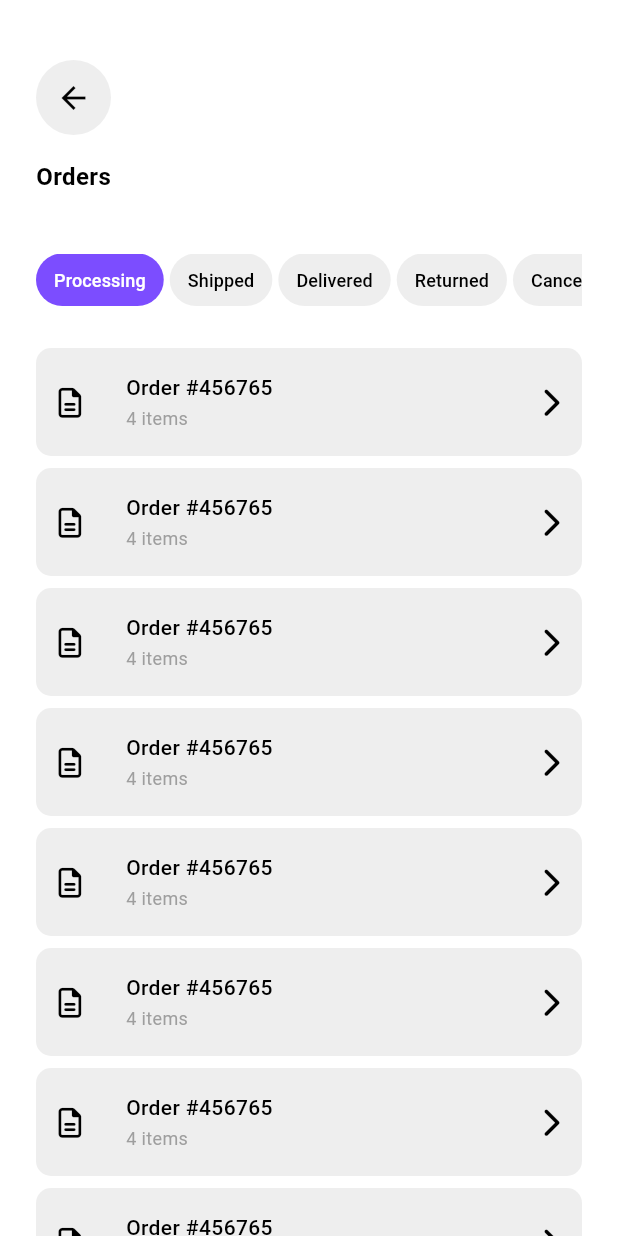
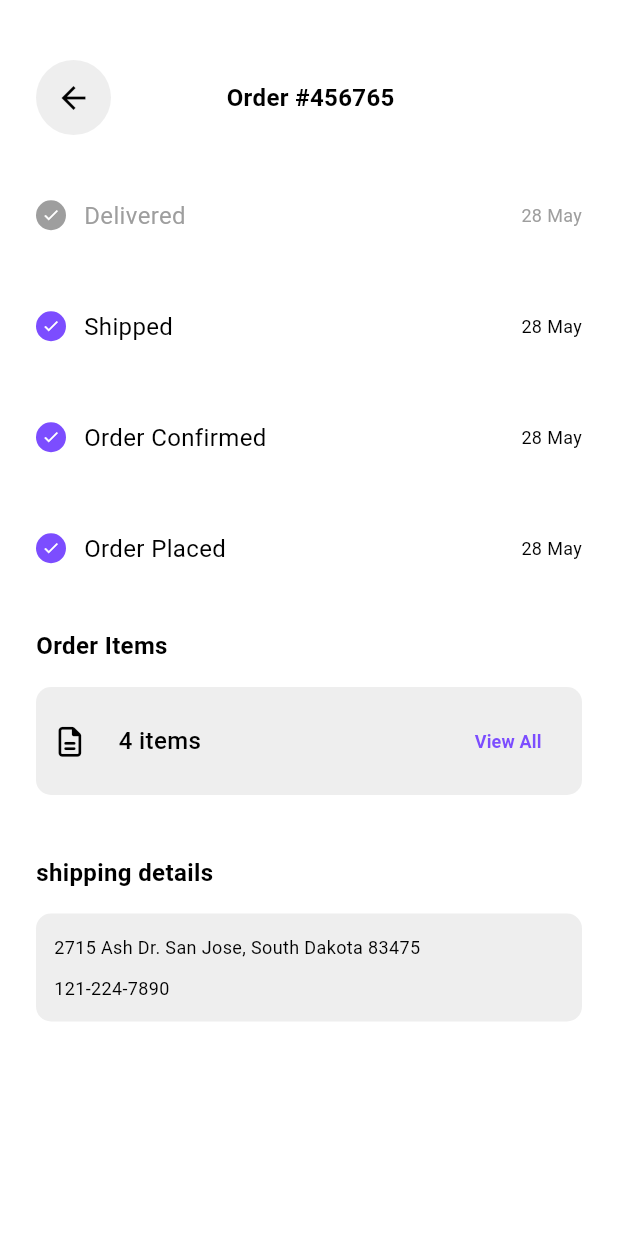
Before and after one commit to dokhy5/colt, a Flutter app: the OrdersView screen opened directly, after a tap on "Order #456765", on a phone screen of 412 x 824 dp. Run offline on Flutter 3.47's test engine with Material 3 defaults, Android fonts, the phone set to English and light mode, and no system bars; our stand-ins replace awesome_bottom_bar, dio, dropdown_button2, font_awesome_flutter, go_router.

Commit message:
Add order information view and related widgets; implement OrderStepsList, OrderStepItem, ShippingDetails, and OrderItems

```diff
--- /dev/null
+++ b/lib/Features/orders/presentation/views/order_information_view.dart
@@ -0,0 +1,15 @@
+import 'package:colt_shop/Features/orders/presentation/views/widgets/order_information_view_body.dart';
+import 'package:flutter/material.dart';
+
+class OrderInformationView extends StatelessWidget {
+  const OrderInformationView({super.key});
+
+  @override
+  Widget build(BuildContext context) {
+    return const Scaffold(
+      body: SafeArea(
+        child: OrderInformationViewBody(),
+      ),
+    );
+  }
+}
--- a/lib/Features/orders/presentation/views/orders_view.dart
+++ b/lib/Features/orders/presentation/views/orders_view.dart
@@ -1,4 +1,4 @@
-import 'package:colt_shop/Features/orders/presentation/views/widgets/Orders_view_body.dart';
+import 'package:colt_shop/Features/orders/presentation/views/widgets/orders_view_body.dart';
 import 'package:flutter/material.dart';
 
 class OrdersView extends StatelessWidget {
--- a/lib/Features/orders/presentation/views/widgets/Orders_view_body.dart
+++ b/lib/Features/orders/presentation/views/widgets/Orders_view_body.dart
@@ -1,15 +1,7 @@
 import 'package:colt_shop/Features/orders/presentation/views/widgets/order_listview.dart';
 import 'package:colt_shop/Features/orders/presentation/views/widgets/order_listview_item.dart';
 import 'package:colt_shop/Features/orders/presentation/views/widgets/order_status_row.dart';
-import 'package:colt_shop/core/utils/app_router.dart';
-import 'package:colt_shop/core/utils/assets.dart';
-import 'package:colt_shop/core/widgets/button_back_custom.dart';
-import 'package:colt_shop/core/widgets/custom_button.dart';
 import 'package:flutter/material.dart';
-import 'package:font_awesome_flutter/font_awesome_flutter.dart';
-import 'package:get/get.dart';
-import 'package:go_router/go_router.dart';
-
 class OrdersViewBody extends StatefulWidget {
   const OrdersViewBody({super.key});
 
@@ -45,12 +37,10 @@ class _OrdersViewBodyState extends State<OrdersViewBody> {
           const SizedBox(
             height: 40,
           ),
-          const ButtonBackCustom(),
-          const SizedBox(
-            height: 16,
-          ),
+
           const Text(
             'Orders',
+            textAlign: TextAlign.center,
             style: TextStyle(
               fontSize: 16,
               fontWeight: FontWeight.bold,
@@ -63,7 +53,7 @@ class _OrdersViewBodyState extends State<OrdersViewBody> {
           // Add order status row and pass the callback function
           OrderStatusRow(onSelect: _onSelect), // Adjusted to pass callback
           const SizedBox(
-            height: 20,
+            height: 24,
           ),
           // Add a scrollable content section with a properly constrained height
           Expanded(
--- /dev/null
+++ b/lib/Features/orders/presentation/views/widgets/order_information_view_body.dart
@@ -0,0 +1,76 @@
+import 'package:colt_shop/Features/orders/presentation/views/widgets/shipping_details.dart';
+import 'package:colt_shop/core/widgets/button_back_custom.dart';
+import 'package:flutter/material.dart';
+import 'order_items.dart';
+import 'order_steps_list.dart';
+
+class OrderInformationViewBody extends StatelessWidget {
+  const OrderInformationViewBody({super.key});
+
+  @override
+  Widget build(BuildContext context) {
+    return Padding(
+      padding: const EdgeInsets.symmetric(horizontal: 24.0),
+      child: Column(
+        mainAxisAlignment: MainAxisAlignment.start,
+        crossAxisAlignment: CrossAxisAlignment.stretch,
+        children: [
+          const SizedBox(
+            height: 40,
+          ),
+          Row(
+            mainAxisAlignment: MainAxisAlignment.spaceBetween,
+            children: [
+              ButtonBackCustom(),
+              const Text(
+                'Order #456765',
+                textAlign: TextAlign.center,
+                style: TextStyle(
+                  fontSize: 16,
+                  fontWeight: FontWeight.bold,
+                  color: Colors.black,
+                ),
+              ),
+              const SizedBox(width: 48),
+            ],
+          ),
+          const SizedBox(
+            height: 42,
+          ),
+          const OrderStepsList(
+            steps: [
+              {'title': 'Delivered', 'date': '28 May', 'done': false},
+              {'title': 'Shipped', 'date': '28 May', 'done': true},
+              {'title': 'Order Confirmed', 'date': '28 May', 'done': true},
+              {'title': 'Order Placed', 'date': '28 May', 'done': true},
+            ],
+          ),
+          SizedBox(
+            height: 42,
+          ),
+          Text(
+            'Order Items',
+            style: TextStyle(
+                fontSize: 16, fontWeight: FontWeight.bold, color: Colors.black),
+          ),
+          SizedBox(
+            height: 16,
+          ),
+          OrderItems(),
+          const SizedBox(
+            height: 40,
+          ),
+          Text('shipping details',
+              style: TextStyle(
+                  fontSize: 16,
+                  fontWeight: FontWeight.bold,
+                  color: Colors.black)),
+          SizedBox(
+            height: 16,
+          ),
+          ShippingDetails(),
+        ],
+      ),
+    );
+  }
+}
--- /dev/null
+++ b/lib/Features/orders/presentation/views/widgets/order_items.dart
@@ -0,0 +1,56 @@
+
+import 'package:flutter/material.dart';
+import 'package:font_awesome_flutter/font_awesome_flutter.dart';
+
+class OrderItems extends StatelessWidget {
+  const OrderItems({super.key});
+
+  @override
+  Widget build(BuildContext context) {
+    return Container(
+      height: 72,
+      width: double.infinity,
+      decoration: BoxDecoration(
+        color: Colors.grey[200],
+        borderRadius: BorderRadius.circular(10),
+      ),
+      child: Row(
+        children: [
+          const Padding(
+            padding: EdgeInsets.all(15),
+            child: FaIcon(
+              FontAwesomeIcons.fileLines,
+              size: 20,
+              color: Colors.black,
+            ),
+          ),
+          SizedBox(
+            width: 10,
+          ),
+          Text(
+            '4 items',
+            style: TextStyle(
+                fontSize: 16, color: Colors.black, fontWeight: FontWeight.w500),
+          ),
+          const Spacer(),
+          TextButton(
+            onPressed: () {},
+            style: ButtonStyle(
+              overlayColor: WidgetStateProperty.all(Colors.transparent),
+  ),
+            child: Text(
+              'View All',
+              style: TextStyle(
+                  fontSize: 12,
+                  color: Colors.deepPurpleAccent,
+                  fontWeight: FontWeight.bold),
+            ),
+          ),
+          SizedBox(
+            width: 15,
+          )
+        ],
+      ),
+    );
+  }
+}
--- a/lib/Features/orders/presentation/views/widgets/order_listview_item.dart
+++ b/lib/Features/orders/presentation/views/widgets/order_listview_item.dart
@@ -1,5 +1,7 @@
+import 'package:colt_shop/core/utils/app_router.dart';
 import 'package:flutter/material.dart';
 import 'package:font_awesome_flutter/font_awesome_flutter.dart';
+import 'package:go_router/go_router.dart';
 
 class OrderListviewItem extends StatelessWidget {
   const OrderListviewItem({super.key});
@@ -8,7 +10,7 @@ class OrderListviewItem extends StatelessWidget {
   Widget build(BuildContext context) {
     return GestureDetector(
       onTap: () {
-        // Define your action here
+        GoRouter.of(context).push(AppRouter.kOrderInformation);
       },
       child: Container(
         height: 72,
--- /dev/null
+++ b/lib/Features/orders/presentation/views/widgets/order_step_item.dart
@@ -0,0 +1,50 @@
+
+import 'package:flutter/material.dart';
+
+class OrderStepItem extends StatelessWidget {
+  final String title;
+  final String date;
+  final bool isDone;
+
+  const OrderStepItem({
+    super.key,
+    required this.title,
+    required this.date,
+    required this.isDone,
+  });
+
+  @override
+  Widget build(BuildContext context) {
+    final textColor = isDone ? Colors.black : Colors.grey;
+
+    return Row(
+      children: [
+        CircleAvatar(
+          radius: 10,
+          backgroundColor: isDone ? Colors.deepPurpleAccent : Colors.grey,
+          child: const Icon(
+            Icons.check,
+            size: 12,
+            color: Colors.white,
+          ),
+        ),
+        const SizedBox(width: 12),
+        Text(
+          title,
+          style: TextStyle(
+            fontSize: 16,
+            color: textColor,
+          ),
+        ),
+        const Spacer(),
+        Text(
+          date,
+          style: TextStyle(
+            fontSize: 12,
+            color: textColor,
+          ),
+        ),
+      ],
+    );
+  }
+}
--- /dev/null
+++ b/lib/Features/orders/presentation/views/widgets/order_steps_list.dart
@@ -0,0 +1,29 @@
+import 'package:flutter/material.dart';
+
+import 'order_step_item.dart';
+
+class OrderStepsList extends StatelessWidget {
+  final List<Map<String, dynamic>> steps;
+
+  const OrderStepsList({super.key, required this.steps});
+
+  @override
+  Widget build(BuildContext context) {
+    return Column(
+      children: steps.asMap().entries.map((entry) {
+        final index = entry.key;
+        final step = entry.value;
+        return Column(
+          children: [
+            OrderStepItem(
+              title: step['title'] as String,
+              date: step['date'] as String,
+              isDone: step['done'] as bool,
+            ),
+            if (index < steps.length - 1) const SizedBox(height: 51),
+          ],
+        );
+      }).toList(),
+    );
+  }
+}
--- /dev/null
+++ b/lib/Features/orders/presentation/views/widgets/shipping_details.dart
@@ -0,0 +1,41 @@
+import 'package:flutter/material.dart';
+
+class ShippingDetails extends StatelessWidget {
+  const ShippingDetails({super.key});
+
+  @override
+  Widget build(BuildContext context) {
+    return Container(
+      height: 72,
+      width: double.infinity,
+      decoration: BoxDecoration(
+        color: Colors.grey[200],
+        borderRadius: BorderRadius.circular(10),
+      ),
+      child: Padding(
+        padding: const EdgeInsets.only(left: 12.0),
+        child: Column(
+          crossAxisAlignment: CrossAxisAlignment.stretch,
+          mainAxisAlignment: MainAxisAlignment.center,
+          children: [
+            Text(
+              '2715 Ash Dr. San Jose, South Dakota 83475',
+              maxLines: 1,
+              overflow: TextOverflow.ellipsis,
+              style: TextStyle(fontSize: 12, color: Colors.black),
+            ),
+            const SizedBox(
+              height: 10,
+            ),
+            Text(
+              '121-224-7890',
+              maxLines: 1,
+              overflow: TextOverflow.ellipsis,
+              style: TextStyle(fontSize: 12, color: Colors.black),
+            ),
+          ],
+        ),
+      ),
+    );
+  }
+}
--- a/lib/core/utils/app_router.dart
+++ b/lib/core/utils/app_router.dart
@@ -2,6 +2,7 @@ import 'package:colt_shop/Features/Splash/presentation/views/splash_view.dart';
 import 'package:colt_shop/Features/home_page/presentation/views/categories_item_view.dart';
 import 'package:colt_shop/Features/home_page/presentation/views/categories_view.dart';
 import 'package:colt_shop/Features/home_page/presentation/views/home_view.dart';
+import 'package:colt_shop/Features/orders/presentation/views/order_information_view.dart';
 import 'package:colt_shop/Features/sign_in/presentation/views/signin_view.dart';
 import 'package:colt_shop/Features/sign_up/presentation/views/forgot_password_view.dart';
 import 'package:colt_shop/Features/sign_up/presentation/views/onboarding_view.dart';
@@ -21,6 +22,7 @@ abstract class AppRouter {
   static const kTest = '/test';
   static const kCategories = '/Categories_View';
   static const kCategoriesItem = '/Categories_Item_View';
+  static const kOrderInformation = '/Order_Information_View';
 
   static final GoRouter router = GoRouter(
     routes: [
@@ -53,7 +55,7 @@ abstract class AppRouter {
         builder: (context, state) => const HomeView(),
       ),
       GoRoute(
-        path: kTest, // مسار شاشة الـ BottomNavDashboard
+        path: kTest,
         builder: (context, state) {
           return const BottomNavDashboard();
         },
@@ -66,6 +68,10 @@ abstract class AppRouter {
         path: kCategoriesItem,
         builder: (context, state) => const CategoriesItemView(),
       ),
+      GoRoute(
+        path: kOrderInformation,
+        builder: (context, state) => const OrderInformationView(),
+      ),
     ],
   );
 }
```
